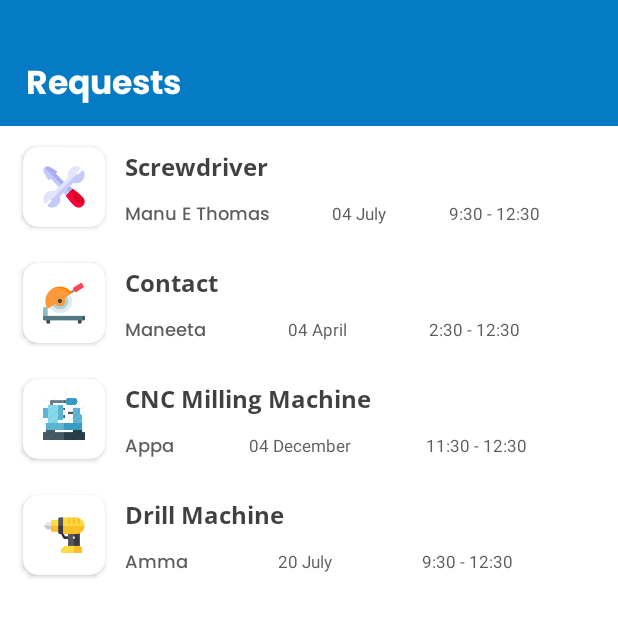
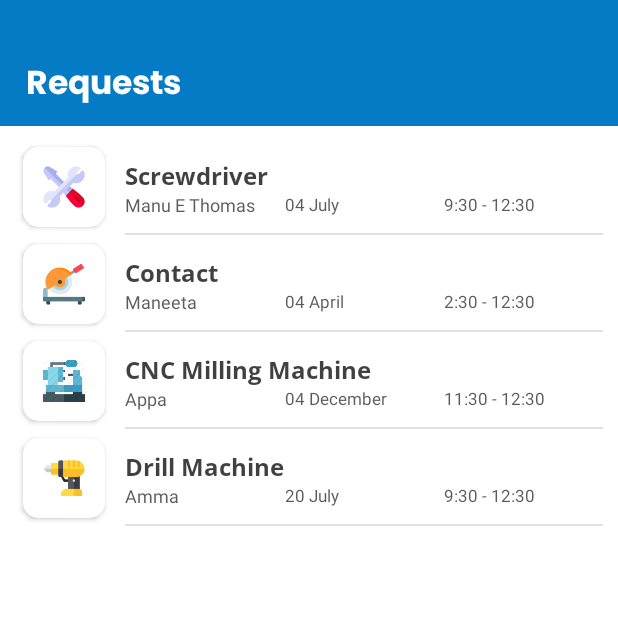
Before and after one commit to manuethomas/Rotor-App-TBI, an Android app: the RequestsActivity screen opened directly, with no data from a screen before it, on a phone screen of 412 x 824 dp, the top half of it. Run offline under Robolectric (Android 15) with nearby library versions, the phone set to English and light mode, and no system bars; Roboto replaces fonts that are not available here.

Commit message:
all done

```diff
--- /dev/null
+++ b/app/src/main/res/drawable/separator_line_customrequests.xml
@@ -0,0 +1,9 @@
+<?xml version="1.0" encoding="utf-8"?>
+<layer-list xmlns:android="http://schemas.android.com/apk/res/android" >
+    <item android:gravity="bottom">
+        <shape>
+            <size android:height="1dp" />
+            <solid android:color="#e0e0e0" />
+        </shape>
+    </item>
+</layer-list>
--- a/app/src/main/res/layout/activity_requests.xml
+++ b/app/src/main/res/layout/activity_requests.xml
@@ -40,7 +40,7 @@
         android:layout_marginTop="8dp"
         android:layout_marginEnd="10dp"
         android:divider="#fff"
-        android:dividerHeight="12dp"
+        android:dividerHeight="0dp"
         android:scrollbars="none"
         app:layout_constraintBottom_toBottomOf="parent"
         app:layout_constraintEnd_toEndOf="parent"
--- a/app/src/main/res/layout/custom_requests.xml
+++ b/app/src/main/res/layout/custom_requests.xml
@@ -62,7 +62,8 @@
                 android:id="@+id/machineUsedTextView"
                 android:layout_width="match_parent"
                 android:layout_height="wrap_content"
-                android:layout_marginTop="0dp"
+                android:layout_marginTop="6dp"
+                android:layout_marginBottom="0dp"
                 android:fontFamily="@font/open_sans_bold"
                 android:includeFontPadding="false"
                 android:text="PCB Milling Machine"
@@ -72,15 +73,17 @@
             <LinearLayout
                 android:layout_width="match_parent"
                 android:layout_height="wrap_content"
+                android:layout_marginTop="2dp"
                 android:orientation="horizontal">
 
                 <TextView
                     android:id="@+id/uNameTextView"
-                    android:layout_width="wrap_content"
+                    android:layout_width="match_parent"
                     android:layout_height="wrap_content"
-                    android:layout_marginTop="12dp"
+                    android:layout_gravity="start"
+                    android:layout_marginTop="0dp"
                     android:layout_weight="1"
-                    android:fontFamily="@font/poppins_medium"
+                    android:fontFamily="sans-serif"
                     android:includeFontPadding="false"
                     android:text="Manu E Thomas"
                     android:textColor="#BF272525"
@@ -88,9 +91,10 @@
 
                 <TextView
                     android:id="@+id/dateTextView"
-                    android:layout_width="wrap_content"
+                    android:layout_width="match_parent"
                     android:layout_height="wrap_content"
-                    android:layout_marginTop="12dp"
+                    android:layout_gravity="start"
+                    android:layout_marginTop="4dp"
                     android:layout_weight="1"
                     android:includeFontPadding="false"
                     android:text="04 April"
@@ -99,9 +103,10 @@
 
                 <TextView
                     android:id="@+id/timeTextView"
-                    android:layout_width="wrap_content"
+                    android:layout_width="match_parent"
                     android:layout_height="wrap_content"
-                    android:layout_marginTop="12dp"
+                    android:layout_gravity="start"
+                    android:layout_marginTop="0dp"
                     android:layout_weight="1"
                     android:includeFontPadding="false"
                     android:text="9:30 - 12:30"
@@ -124,4 +129,22 @@
         android:orientation="horizontal"
         app:layout_constraintGuide_begin="59dp" />
 
+    <ImageView
+        android:id="@+id/imageView"
+        android:layout_width="0dp"
+        android:layout_height="2dp"
+        android:layout_marginStart="8dp"
+        android:layout_marginTop="4dp"
+        app:layout_constraintEnd_toEndOf="parent"
+        app:layout_constraintStart_toEndOf="@+id/iconCardView"
+        app:layout_constraintTop_toTopOf="@+id/guideline"
+        app:srcCompat="@drawable/separator_line_customrequests" />
+
+    <androidx.constraintlayout.widget.Guideline
+        android:id="@+id/guideline2"
+        android:layout_width="wrap_content"
+        android:layout_height="wrap_content"
+        android:orientation="vertical"
+        app:layout_constraintGuide_begin="291dp" />
+
 </androidx.constraintlayout.widget.ConstraintLayout>
```
Also changed, not shown: app/src/main/res/layout/about_tab.xml (+7 -7 lines), app/src/main/res/layout/activity_profile.xml (+5 -4 lines).
